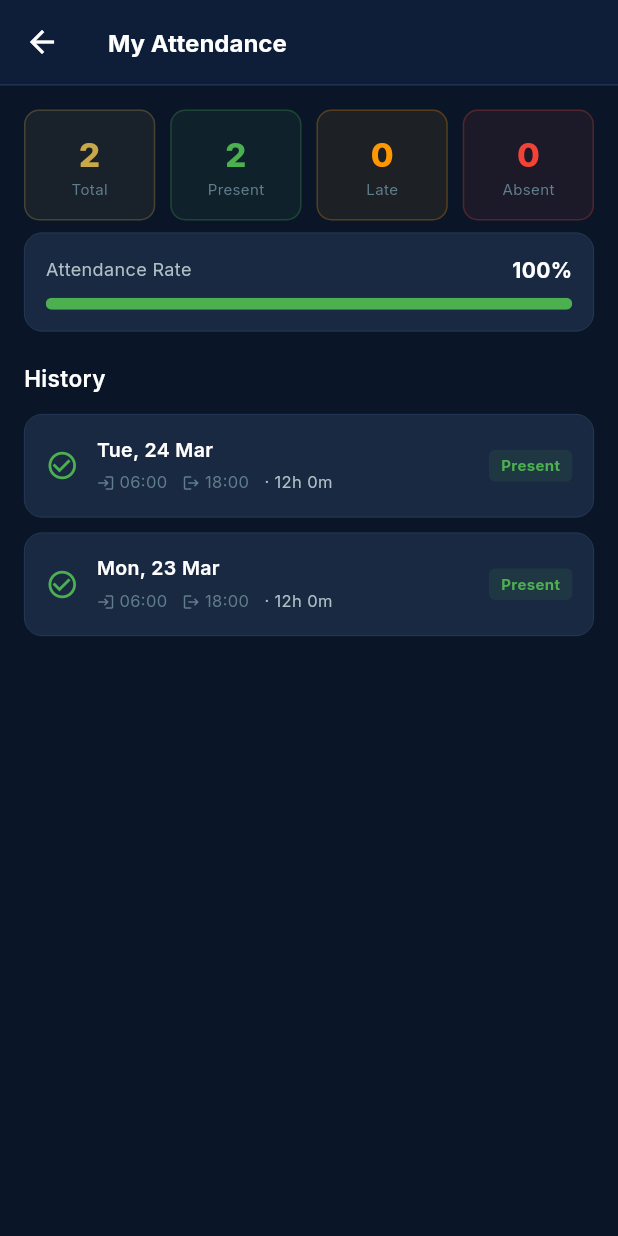
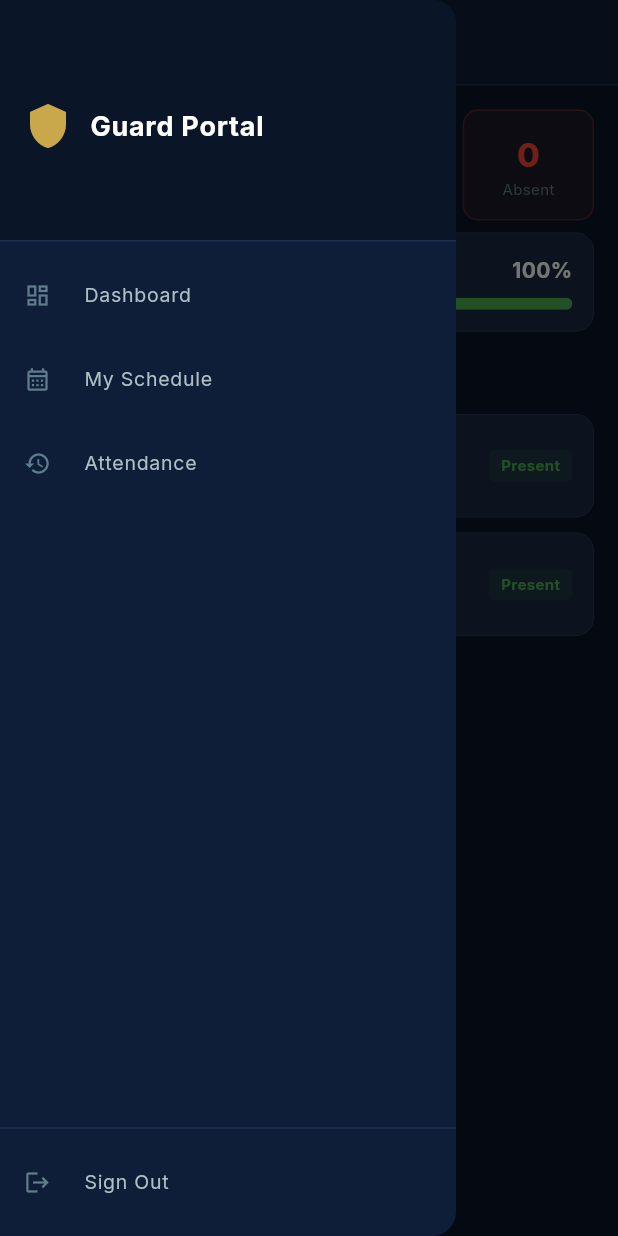
Before and after one commit to Ndwanny/magnum, a Flutter app: the GuardAttendanceScreen screen opened by its route, with the side drawer open (before the commit the screen has no drawer), on a phone screen of 412 x 824 dp. Run offline on Flutter 3.47's test engine with Material 3 defaults, Android fonts, the light colour scheme and no system bars; our stand-ins replace fl_chart, flutter_dotenv, google_fonts, shared_preferences, supabase_flutter; accounts and stored records are empty.

Commit message:
fix: add GuardDrawer with hamburger menu to all guard screens

```diff
--- a/lib/screens/guard/guard_attendance_screen.dart
+++ b/lib/screens/guard/guard_attendance_screen.dart
@@ -2,6 +2,7 @@ import 'package:flutter/material.dart';
 import 'package:intl/intl.dart';
 import '../../services/mock_data_service.dart';
 import '../../utils/constants.dart';
+import 'guard_dashboard_screen.dart';
 
 class GuardAttendanceScreen extends StatelessWidget {
   const GuardAttendanceScreen({super.key});
@@ -24,12 +25,9 @@ class GuardAttendanceScreen extends StatelessWidget {
 
     return Scaffold(
       backgroundColor: AppColors.bgDark,
+      drawer: const GuardDrawer(),
       appBar: AppBar(
         backgroundColor: AppColors.bgMid,
-        leading: IconButton(
-          icon: const Icon(Icons.arrow_back, color: AppColors.textPrimary),
-          onPressed: () => Navigator.pop(context),
-        ),
         title: const Text('My Attendance', style: TextStyle(color: AppColors.textPrimary, fontSize: 16, fontWeight: FontWeight.w700)),
         bottom: PreferredSize(
           preferredSize: const Size.fromHeight(1),
--- a/lib/screens/guard/guard_dashboard_screen.dart
+++ b/lib/screens/guard/guard_dashboard_screen.dart
@@ -21,6 +21,7 @@ class GuardDashboardScreen extends StatelessWidget {
 
     return Scaffold(
       backgroundColor: AppColors.bgDark,
+      drawer: const GuardDrawer(),
       appBar: AppBar(
         backgroundColor: AppColors.bgMid,
         title: Row(children: [
@@ -356,3 +357,48 @@ class _QuickAction extends StatelessWidget {
     ),
   );
 }
+
+class GuardDrawer extends StatelessWidget {
+  const GuardDrawer();
+
+  @override
+  Widget build(BuildContext context) => Drawer(
+    backgroundColor: AppColors.bgMid,
+    child: Column(children: [
+      const DrawerHeader(
+        decoration: BoxDecoration(color: AppColors.bgDark),
+        child: Row(children: [
+          Icon(Icons.shield, color: AppColors.primary, size: 32),
+          SizedBox(width: 12),
+          Text('Guard Portal', style: TextStyle(color: AppColors.textPrimary, fontSize: 18, fontWeight: FontWeight.w700)),
+        ]),
+      ),
+      ListTile(
+        leading: const Icon(Icons.dashboard_outlined, color: AppColors.textMuted, size: 18),
+        title: const Text('Dashboard', style: TextStyle(color: AppColors.textSecondary, fontSize: 13)),
+        onTap: () { Navigator.pop(context); Navigator.pushNamedAndRemoveUntil(context, AppRoutes.guardDashboard, (r) => false); },
+      ),
+      ListTile(
+        leading: const Icon(Icons.calendar_month_outlined, color: AppColors.textMuted, size: 18),
+        title: const Text('My Schedule', style: TextStyle(color: AppColors.textSecondary, fontSize: 13)),
+        onTap: () { Navigator.pop(context); Navigator.pushNamed(context, AppRoutes.guardSchedule); },
+      ),
+      ListTile(
+        leading: const Icon(Icons.history, color: AppColors.textMuted, size: 18),
+        title: const Text('Attendance', style: TextStyle(color: AppColors.textSecondary, fontSize: 13)),
+        onTap: () { Navigator.pop(context); Navigator.pushNamed(context, AppRoutes.guardAttendance); },
+      ),
+      const Spacer(),
+      const Divider(color: AppColors.divider),
+      Builder(builder: (ctx) => ListTile(
+        leading: const Icon(Icons.logout, color: AppColors.textMuted, size: 18),
+        title: const Text('Sign Out', style: TextStyle(color: AppColors.textSecondary, fontSize: 13)),
+        onTap: () {
+          ctx.read<AuthService>().logout();
+          Navigator.pushNamedAndRemoveUntil(ctx, AppRoutes.home, (_) => false);
+        },
+      )),
+      const SizedBox(height: 8),
+    ]),
+  );
+}
--- a/lib/screens/guard/guard_schedule_screen.dart
+++ b/lib/screens/guard/guard_schedule_screen.dart
@@ -2,6 +2,7 @@ import 'package:flutter/material.dart';
 import 'package:intl/intl.dart';
 import '../../services/mock_data_service.dart';
 import '../../utils/constants.dart';
+import 'guard_dashboard_screen.dart';
 
 class GuardScheduleScreen extends StatefulWidget {
   const GuardScheduleScreen({super.key});
@@ -56,12 +57,9 @@ class _GuardScheduleScreenState extends State<GuardScheduleScreen> {
 
     return Scaffold(
       backgroundColor: AppColors.bgDark,
+      drawer: const GuardDrawer(),
       appBar: AppBar(
         backgroundColor: AppColors.bgMid,
-        leading: IconButton(
-          icon: const Icon(Icons.arrow_back, color: AppColors.textPrimary),
-          onPressed: () => Navigator.pop(context),
-        ),
         title: const Text('My Schedule', style: TextStyle(color: AppColors.textPrimary, fontSize: 16, fontWeight: FontWeight.w700)),
         actions: [
           TextButton(
```
